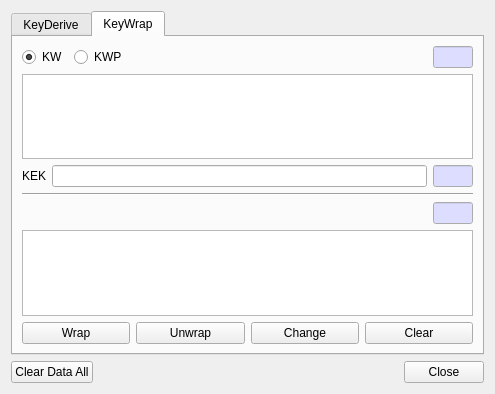
First picture: the form in BerEditor/key_man_dlg.ui, repository jykim74/BerEditor, before the edit.
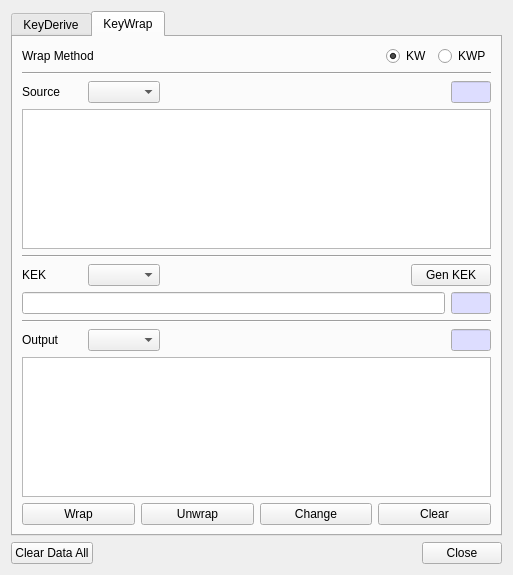
Second picture: the form after the edit.

Commit message: KeyWrap 에서 String, Base64 타입 지원

What changed in the file:
```diff
--- a/BerEditor/key_man_dlg.ui
+++ b/BerEditor/key_man_dlg.ui
@@ -6,8 +6,8 @@
    <rect>
     <x>0</x>
     <y>0</y>
-    <width>495</width>
-    <height>394</height>
+    <width>513</width>
+    <height>575</height>
    </rect>
   </property>
   <property name="windowTitle">
@@ -363,8 +363,11 @@
       </attribute>
       <layout class="QVBoxLayout" name="verticalLayout_3">
        <item>
-        <layout class="QGridLayout" name="gridLayout_7">
-         <item row="0" column="1">
+        <layout class="QGridLayout" name="gridLayout_11">
+         <property name="topMargin">
+          <number>0</number>
+         </property>
+         <item row="0" column="3">
           <widget class="QRadioButton" name="mKWPRadio">
            <property name="text">
             <string>KWP</string>
@@ -372,6 +375,13 @@
           </widget>
          </item>
          <item row="0" column="0">
+          <widget class="QLabel" name="label_9">
+           <property name="text">
+            <string>Wrap Method</string>
+           </property>
+          </widget>
+         </item>
+         <item row="0" column="2">
           <widget class="QRadioButton" name="mKWRadio">
            <property name="text">
             <string>KW</string>
@@ -381,56 +391,30 @@
            </property>
           </widget>
          </item>
-         <item row="0" column="3">
-          <widget class="QLineEdit" name="mSrcLenText">
-           <property name="maximumSize">
+         <item row="0" column="1">
+          <spacer name="horizontalSpacer_7">
+           <property name="orientation">
+            <enum>Qt::Horizontal</enum>
+           </property>
+           <property name="sizeHint" stdset="0">
             <size>
              <width>40</width>
-             <height>16777215</height>
+             <height>20</height>
             </size>
            </property>
-           <property name="palette">
-            <palette>
-             <active>
-              <colorrole role="Base">
-               <brush brushstyle="SolidPattern">
-                <color alpha="255">
-                 <red>221</red>
-                 <green>221</green>
-                 <blue>255</blue>
-                </color>
-               </brush>
-              </colorrole>
-             </active>
-             <inactive>
-              <colorrole role="Base">
-               <brush brushstyle="SolidPattern">
-                <color alpha="255">
-                 <red>221</red>
-                 <green>221</green>
-                 <blue>255</blue>
-                </color>
-               </brush>
-              </colorrole>
-             </inactive>
-             <disabled>
-              <colorrole role="Base">
-               <brush brushstyle="SolidPattern">
-                <color alpha="255">
-                 <red>240</red>
-                 <green>240</green>
-                 <blue>240</blue>
-                </color>
-               </brush>
-              </colorrole>
-             </disabled>
-            </palette>
-           </property>
-           <property name="readOnly">
-            <bool>true</bool>
-           </property>
-          </widget>
+          </spacer>
          </item>
+        </layout>
+       </item>
+       <item>
+        <widget class="Line" name="line_4">
+         <property name="orientation">
+          <enum>Qt::Horizontal</enum>
+         </property>
+        </widget>
+       </item>
+       <item>
+        <layout class="QGridLayout" name="gridLayout_7">
          <item row="0" column="2">
           <spacer name="horizontalSpacer_4">
            <property name="orientation">
@@ -444,26 +428,135 @@
            </property>
           </spacer>
          </item>
+         <item row="0" column="3">
+          <widget class="QLineEdit" name="mSrcLenText">
+           <property name="maximumSize">
+            <size>
+             <width>40</width>
+             <height>16777215</height>
+            </size>
+           </property>
+           <property name="palette">
+            <palette>
+             <active>
+              <colorrole role="Base">
+               <brush brushstyle="SolidPattern">
+                <color alpha="255">
+                 <red>221</red>
+                 <green>221</green>
+                 <blue>255</blue>
+                </color>
+               </brush>
+              </colorrole>
+             </active>
+             <inactive>
+              <colorrole role="Base">
+               <brush brushstyle="SolidPattern">
+                <color alpha="255">
+                 <red>221</red>
+                 <green>221</green>
+                 <blue>255</blue>
+                </color>
+               </brush>
+              </colorrole>
+             </inactive>
+             <disabled>
+              <colorrole role="Base">
+               <brush brushstyle="SolidPattern">
+                <color alpha="255">
+                 <red>240</red>
+                 <green>240</green>
+                 <blue>240</blue>
+                </color>
+               </brush>
+              </colorrole>
+             </disabled>
+            </palette>
+           </property>
+           <property name="readOnly">
+            <bool>true</bool>
+           </property>
+          </widget>
+         </item>
+         <item row="0" column="0">
+          <widget class="QLabel" name="label_10">
+           <property name="minimumSize">
+            <size>
+             <width>60</width>
+             <height>0</height>
+            </size>
+           </property>
+           <property name="text">
+            <string>Source</string>
+           </property>
+          </widget>
+         </item>
+         <item row="0" column="1">
+          <widget class="QComboBox" name="mSrcTypeCombo"/>
+         </item>
         </layout>
        </item>
        <item>
         <widget class="QPlainTextEdit" name="mSrcText"/>
        </item>
        <item>
-        <layout class="QGridLayout" name="gridLayout_8">
+        <widget class="Line" name="line_5">
+         <property name="orientation">
+          <enum>Qt::Horizontal</enum>
+         </property>
+        </widget>
+       </item>
+       <item>
+        <layout class="QGridLayout" name="gridLayout_12">
          <property name="topMargin">
           <number>0</number>
          </property>
-         <item row="0" column="1">
-          <widget class="QLineEdit" name="mKEKText"/>
-         </item>
          <item row="0" column="0">
           <widget class="QLabel" name="label_7">
+           <property name="minimumSize">
+            <size>
+             <width>60</width>
+             <height>0</height>
+            </size>
+           </property>
            <property name="text">
             <string>KEK</string>
            </property>
           </widget>
          </item>
+         <item row="0" column="3">
+          <widget class="QPushButton" name="mGenKEKBtn">
+           <property name="text">
+            <string>Gen KEK</string>
+           </property>
+          </widget>
+         </item>
+         <item row="0" column="2">
+          <spacer name="horizontalSpacer_8">
+           <property name="orientation">
+            <enum>Qt::Horizontal</enum>
+           </property>
+           <property name="sizeHint" stdset="0">
+            <size>
+             <width>40</width>
+             <height>20</height>
+            </size>
+           </property>
+          </spacer>
+         </item>
+         <item row="0" column="1">
+          <widget class="QComboBox" name="mKEKTypeCombo"/>
+         </item>
+        </layout>
+       </item>
+       <item>
+        <layout class="QGridLayout" name="gridLayout_8">
+         <property name="topMargin">
+          <number>0</number>
+         </property>
+         <item row="0" column="1">
+          <widget class="QLineEdit" name="mKEKText"/>
+         </item>
          <item row="0" column="2">
           <widget class="QLineEdit" name="mKEKLenText">
            <property name="maximumSize">
@@ -529,56 +622,9 @@
           <number>0</number>
          </property>
          <item row="0" column="1">
-          <widget class="QLineEdit" name="mDstLenText">
-           <property name="maximumSize">
-            <size>
-             <width>40</width>
-             <height>16777215</height>
-            </size>
-           </property>
-           <property name="palette">
-            <palette>
-             <active>
-              <colorrole role="Base">
-               <brush brushstyle="SolidPattern">
-                <color alpha="255">
-                 <red>221</red>
-                 <green>221</green>
-                 <blue>255</blue>
-                </color>
-               </brush>
-              </colorrole>
-             </active>
-             <inactive>
-              <colorrole role="Base">
-               <brush brushstyle="SolidPattern">
-                <color alpha="255">
-                 <red>221</red>
-                 <green>221</green>
-                 <blue>255</blue>
-                </color>
-               </brush>
-              </colorrole>
-             </inactive>
-             <disabled>
-              <colorrole role="Base">
-               <brush brushstyle="SolidPattern">
-                <color alpha="255">
-                 <red>240</red>
-                 <green>240</green>
-                 <blue>240</blue>
-                </color>
-               </brush>
-              </colorrole>
-             </disabled>
-            </palette>
-           </property>
-           <property name="readOnly">
-            <bool>true</bool>
-           </property>
-          </widget>
+          <widget class="QComboBox" name="mDstTypeCombo"/>
          </item>
-         <item row="0" column="0">
+         <item row="0" column="2">
           <spacer name="horizontalSpacer_5">
            <property name="orientation">
             <enum>Qt::Horizontal</enum>
@@ -591,6 +637,69 @@
            </property>
           </spacer>
          </item>
+         <item row="0" column="3">
+          <widget class="QLineEdit" name="mDstLenText">
+           <property name="maximumSize">
+            <size>
+             <width>40</width>
+             <height>16777215</height>
+            </size>
+           </property>
+           <property name="palette">
+            <palette>
+             <active>
+              <colorrole role="Base">
+               <brush brushstyle="SolidPattern">
+                <color alpha="255">
+                 <red>221</red>
+                 <green>221</green>
+                 <blue>255</blue>
+                </color>
+               </brush>
+              </colorrole>
+             </active>
+             <inactive>
+              <colorrole role="Base">
+               <brush brushstyle="SolidPattern">
+                <color alpha="255">
+                 <red>221</red>
+                 <green>221</green>
+                 <blue>255</blue>
+                </color>
+               </brush>
+              </colorrole>
+             </inactive>
+             <disabled>
+              <colorrole role="Base">
+               <brush brushstyle="SolidPattern">
+                <color alpha="255">
+                 <red>240</red>
+                 <green>240</green>
+                 <blue>240</blue>
+                </color>
+               </brush>
+              </colorrole>
+             </disabled>
+            </palette>
+           </property>
+           <property name="readOnly">
+            <bool>true</bool>
+           </property>
+          </widget>
+         </item>
+         <item row="0" column="0">
+          <widget class="QLabel" name="label_8">
+           <property name="minimumSize">
+            <size>
+             <width>60</width>
+             <height>0</height>
+            </size>
+           </property>
+           <property name="text">
+            <string>Output </string>
+           </property>
+          </widget>
+         </item>
         </layout>
        </item>
        <item>
```
Left out of the diff: 2 changed lines with no effect on the pictures. The commit also changes 2 other files.
